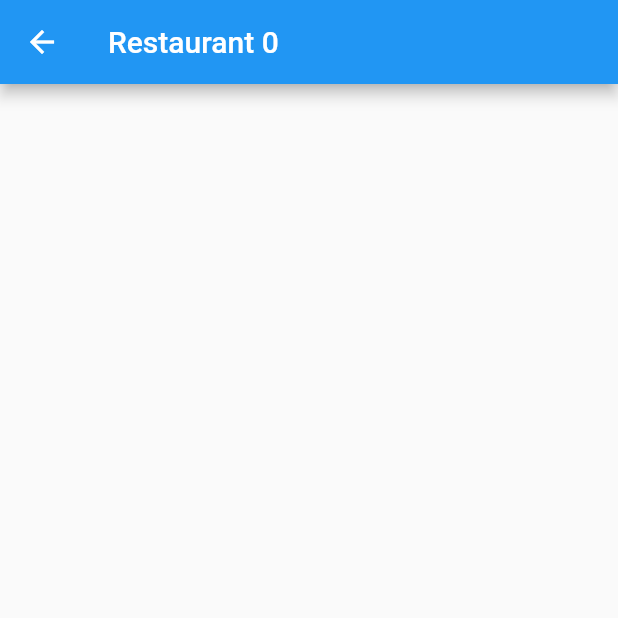
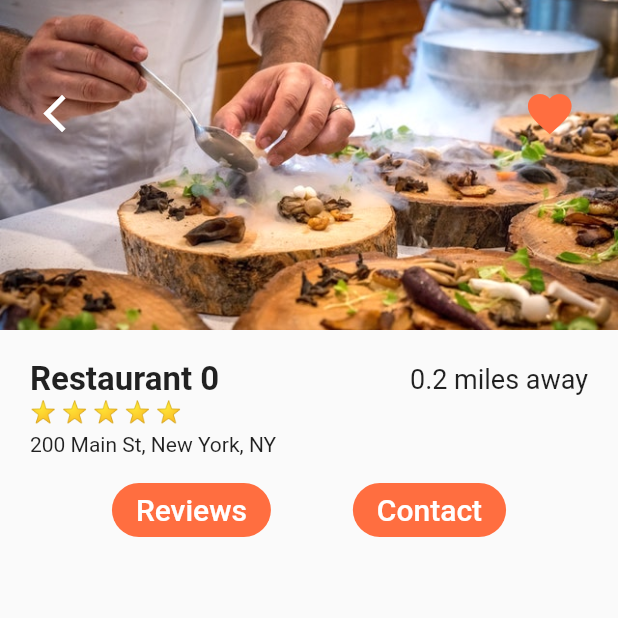
Before and after one commit to fabuloussTeam/Food-Delevery-UI, a Flutter app: the screen it shows after launch, after a tap on "Restaurant 0", on a phone screen of 412 x 824 dp, the top half of it. Run offline on Flutter 3.47's test engine with Material 2 defaults, Android fonts, the phone set to English and light mode, and no system bars.

Commit message:
Mise en place des details d'un restaurant: Partie01

```diff
--- a/lib/screen/home_screen.dart
+++ b/lib/screen/home_screen.dart
@@ -85,6 +85,8 @@ class _HomeScreenState extends State<HomeScreen>{
     );
   }
 
+  //Construction de la liste des restaurant sur la page d'acceuil
+
   _buildRestaurants(){
 
     double width = MediaQuery.of(context).size.width;
@@ -114,12 +116,15 @@ class _HomeScreenState extends State<HomeScreen>{
               children: <Widget>[
                 new ClipRRect(
                   borderRadius: new BorderRadius.circular(15.0),
-                  child: Image(
-                    height: heigth / 5.5,
-                    width: width / 3.0 ,
-                    image: AssetImage(restaurant.imageUrl),
-                    fit: BoxFit.cover,
-                  ),
+                  child: new Hero(
+                      tag: restaurant.imageUrl,
+                      child: new Image(
+                        height: heigth / 5.5,
+                        width: width / 3.0 ,
+                        image: AssetImage(restaurant.imageUrl),
+                        fit: BoxFit.cover,
+                      ),
+                  )
                 ),
                 new Container(
                   margin: EdgeInsets.symmetric(horizontal: 10.0),
--- a/lib/screen/restaurant_screen.dart
+++ b/lib/screen/restaurant_screen.dart
@@ -1,5 +1,6 @@
 import 'package:flutter/material.dart';
 import 'package:flutter_food_delivery_ui/models/restaurant.dart';
+import 'package:flutter_food_delivery_ui/widgets/rating_start.dart';
 
 class RestaurantScreen extends StatefulWidget{
 
@@ -18,10 +19,108 @@ class _RestaurantScreenState extends State<RestaurantScreen>{
   Widget build(BuildContext context) {
     // TODO: implement build
     return new Scaffold(
-      appBar: AppBar(
-        title: new Text(widget.restaurant.name),
-      ),
+      body: new Column(
+        children: <Widget>[
+          new Stack(
+            children: <Widget>[
+              new Hero(
+                tag: widget.restaurant.imageUrl,
+                child: new Image(
+                  image: AssetImage(widget.restaurant.imageUrl),
+                  height: 220.0,
+                  width: MediaQuery.of(context).size.width,
+                  fit: BoxFit.cover,
+                ),
+              ),
+              new Padding(
+                padding: EdgeInsets.symmetric(horizontal: 20.0, vertical: 50.0),
+                child: new  Row(
+                  mainAxisAlignment: MainAxisAlignment.spaceBetween,
+                  children: <Widget>[
+                    new IconButton(
+                        icon: Icon(Icons.arrow_back_ios),
+                        color: Colors.white,
+                        iconSize: 30.0,
+                        onPressed: () => Navigator.pop(context)
+                    ),
+                    new IconButton(
+                      icon: Icon(Icons.favorite),
+                      color: Colors.deepOrangeAccent,
+                      iconSize: 35.0,
+                      onPressed: () => {},
+                    )
+                  ],
+                ),
+              ),
+            ],
+          ),
+          new Padding(
+              padding: EdgeInsets.all(20.0),
+              child: new  Column(
+                crossAxisAlignment: CrossAxisAlignment.start,
+                children: <Widget>[
+                  new Row(
+                    mainAxisAlignment: MainAxisAlignment.spaceBetween,
+                    children: <Widget>[
+                      new Text(
+                        widget.restaurant.name,
+                        style: new TextStyle(
+                            fontSize: 22.0,
+                            fontWeight: FontWeight.w600
+                        ),
+                      ),
+                      new Text(
+                        "0.2 miles away",
+                        style: new TextStyle(
+                            fontSize: 18.0
+                        ),
+                      ),
+                    ],
+                  ),
+                  new RatingStarts(widget.restaurant.rating),
+                  new SizedBox(height: 6.0,),
+                  new Text(widget.restaurant.address),
+                  new SizedBox(height: 12.0,),
+                  new Row(
+                    mainAxisAlignment: MainAxisAlignment.spaceEvenly,
+                    children: <Widget>[
+                      new FlatButton(
+                          onPressed: (){},
+                        color: Colors.deepOrangeAccent,
+                        shape: RoundedRectangleBorder(
+                          borderRadius: new BorderRadius.circular(20.0)
+                        ),
+                          child: new Text(
+                            "Reviews",
+                            style: new TextStyle(
+                              color: Colors.white,
+                              fontSize: 20.0
+                            ),
+                          ),
+                      ),
+                      new FlatButton(
+                        onPressed: (){},
+                        color: Colors.deepOrangeAccent,
+                        shape: RoundedRectangleBorder(
+                            borderRadius: new BorderRadius.circular(20.0)
+                        ),
+                        child: new Text(
+                          "Contact",
+                          style: new TextStyle(
+                              color: Colors.white,
+                              fontSize: 20.0
+                          ),
+                        ),
+                      )
+                    ],
+                  ),
 
+                ],
+              ),
+
+          ),
+        ],
+      )
     );
   }
 }
```
